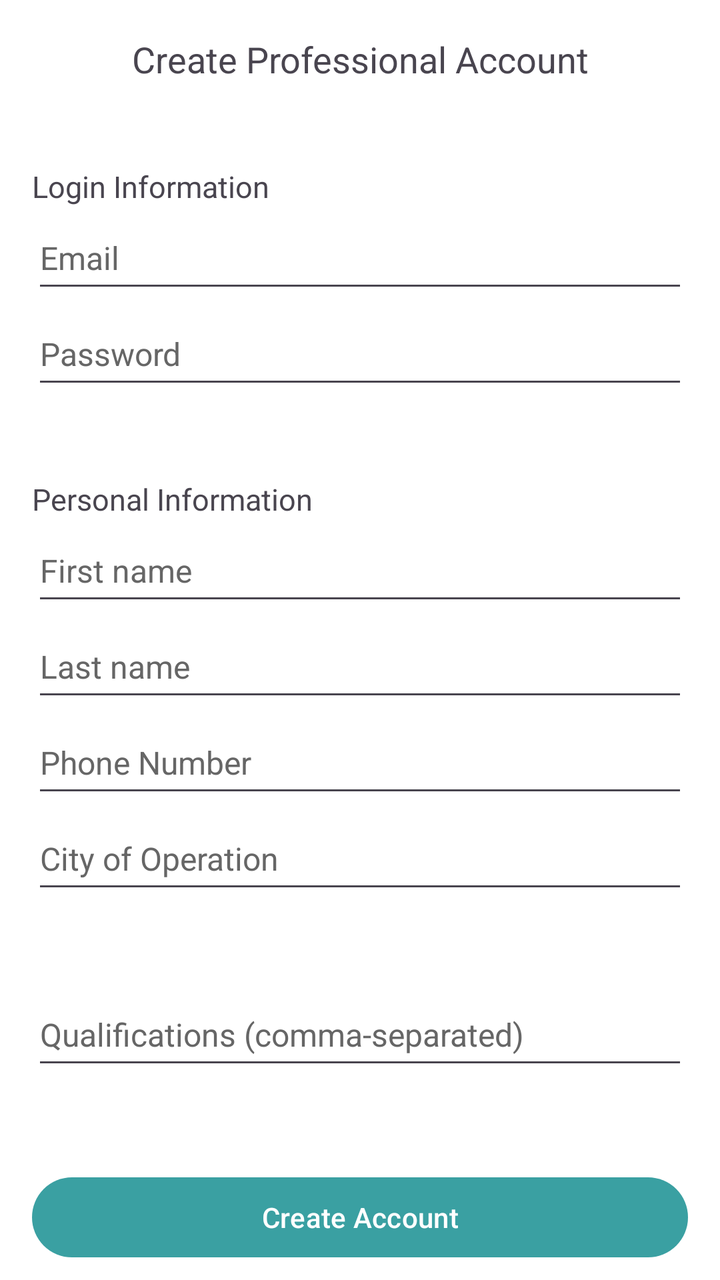
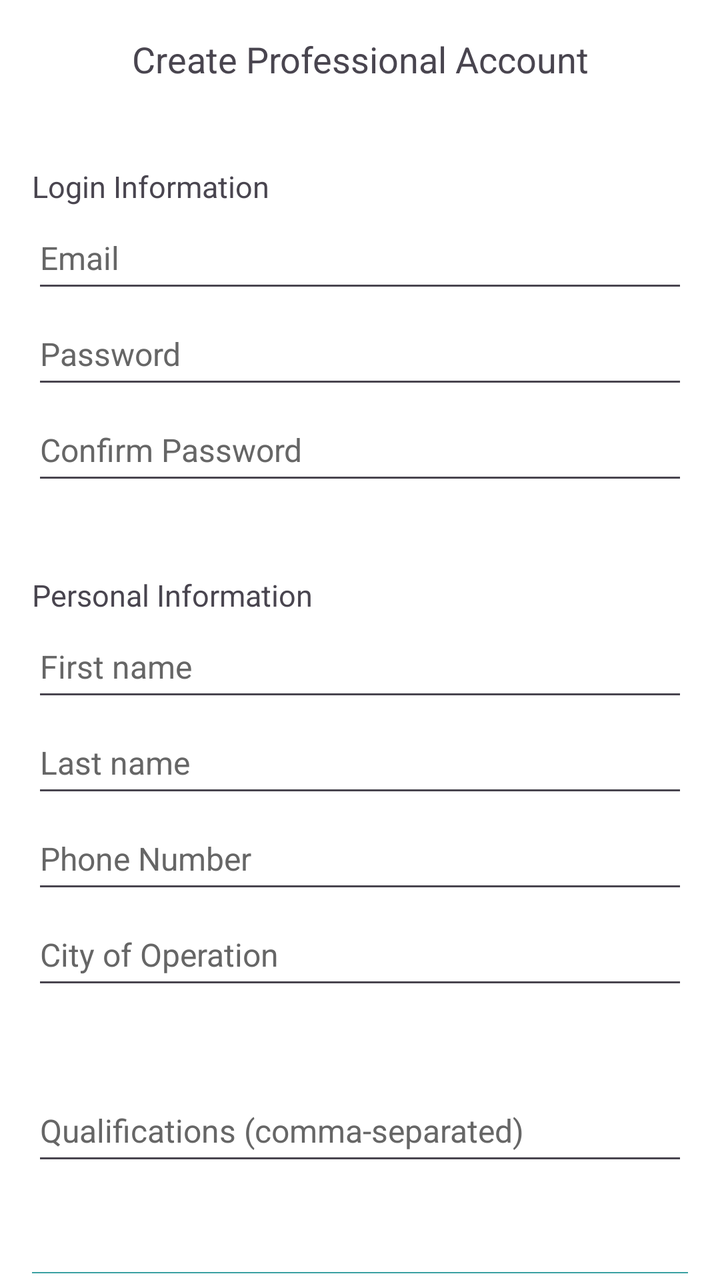

An Android layout rendered at two revisions. The XML below is the earlier revision; the diff shows what the commit changed to produce the second picture.
<!-- AndroidManifest.xml: application theme Theme.Sample_project -->
<!-- res/layout/create_profile_pro.xml -->
<?xml version="1.0" encoding="utf-8"?>
<androidx.constraintlayout.widget.ConstraintLayout xmlns:android="http://schemas.android.com/apk/res/android"
    xmlns:app="http://schemas.android.com/apk/res-auto"
    xmlns:tools="http://schemas.android.com/tools"
    android:layout_width="match_parent"
    android:layout_height="match_parent">

    <LinearLayout
        android:id="@+id/rootLayout"
        android:layout_width="match_parent"
        android:layout_height="match_parent"
        android:orientation="vertical"
        android:paddingLeft="16dp"
        android:paddingRight="16dp">

        <TextView
            android:id="@+id/textView"
            android:layout_width="match_parent"
            android:layout_height="27dp"
            android:layout_marginTop="16dp"
            android:gravity="center"
            android:text="Create Professional Account"
            android:textSize="18sp" />

        <TextView
            android:id="@+id/textView2"
            android:layout_width="match_parent"
            android:layout_height="wrap_content"
            android:layout_marginTop="40dp"
            android:gravity="left"
            android:text="Login Information"
            android:textSize="15sp" />

        <EditText
            android:id="@+id/emailInput"
            android:layout_width="match_parent"
            android:layout_height="wrap_content"
            android:layout_marginTop="0dp"
            android:hint="@string/user_email"
            android:importantForAutofill="no"
            android:inputType="textEmailAddress"
            android:maxWidth="320dp"
            android:minHeight="48dp"
            android:textColorHint="#666666"
            android:textSize="16sp" />

        <EditText
            android:id="@+id/passwordInput"
            android:layout_width="match_parent"
            android:layout_height="wrap_content"
            android:hint="@string/user_password"
            android:importantForAutofill="no"
            android:inputType="textPassword"
            android:maxWidth="320dp"
            android:minHeight="48dp"
            android:textColorHint="#666666"
            android:textSize="16sp" />

        <TextView
            android:id="@+id/textView3"
            android:layout_width="match_parent"
            android:layout_height="wrap_content"
            android:layout_marginTop="40dp"
            android:gravity="left"
            android:text="Personal Information"
            android:textSize="15sp" />

        <EditText
            android:id="@+id/firstNameInput"
            android:layout_width="match_parent"
            android:layout_height="wrap_content"
            android:layout_marginTop="0dp"
            android:hint="@string/user_first_name"
            android:importantForAutofill="no"
            android:inputType="textPersonName"
            android:maxWidth="320dp"
            android:minHeight="48dp"
            android:textColorHint="#666666"
            android:textSize="16sp" />

        <EditText
            android:id="@+id/lastNameInput"
            android:layout_width="match_parent"
            android:layout_height="wrap_content"
            android:hint="@string/user_last_name"
            android:importantForAutofill="no"
            android:inputType="textPersonName"
            android:maxWidth="320dp"
            android:minHeight="48dp"
            android:textColorHint="#666666"
            android:textSize="16sp" />

        <EditText
            android:id="@+id/phoneInput"
            android:layout_width="match_parent"
            android:layout_height="wrap_content"
            android:hint="@string/user_phone_number"
            android:importantForAutofill="no"
            android:inputType="phone"
            android:maxWidth="320dp"
            android:minHeight="48dp"
            android:textColorHint="#666666"
            android:textSize="16sp" />

        <EditText
            android:id="@+id/cityInput"
            android:layout_width="match_parent"
            android:layout_height="wrap_content"
            android:hint="@string/user_city"
            android:importantForAutofill="no"
            android:inputType="text"
            android:maxWidth="320dp"
            android:minHeight="48dp"
            android:textColorHint="#666666"
            android:textSize="16sp" />

        <EditText
            android:id="@+id/qualificationsInput"
            android:layout_width="match_parent"
            android:layout_height="wrap_content"
            android:layout_marginTop="40dp"
            android:hint="@string/user_qualifications"
            android:importantForAutofill="no"
            android:inputType="text"
            android:maxWidth="320dp"
            android:minHeight="48dp"
            android:textColorHint="#666666"
            android:textSize="16sp" />

        <Button
            android:id="@+id/addProUserButton"
            android:layout_width="match_parent"
            android:layout_height="wrap_content"
            android:layout_marginTop="45dp"
            android:maxWidth="320dp"
            android:text="@string/button_add_user"
            android:textColorLink="@color/main_pro_color"
            android:textSize="14sp"
            app:backgroundTint="@color/main_pro_color" />

    </LinearLayout>


</androidx.constraintlayout.widget.ConstraintLayout>
<!-- resources referenced by this layout -->
<resources>
  <color name="main_pro_color">#3AA0A2</color>
  <string name="button_add_user">Create Account</string>
  <string name="user_city">City of Operation</string>
  <string name="user_email">Email</string>
  <string name="user_first_name">First name</string>
  <string name="user_last_name">Last name</string>
  <string name="user_password">Password</string>
  <string name="user_phone_number">Phone Number</string>
  <string name="user_qualifications">Qualifications (comma-separated)</string>
  <style name="Theme.Sample_project" parent="Base.Theme.Sample_project" />
  <style name="Base.Theme.Sample_project" parent="Theme.Material3.DayNight.NoActionBar">
          
          
          <item name="android:windowBackground">@color/cardview_light_background</item>
      </style>
</resources>

<!-- the commit's change to res/layout/create_profile_pro.xml (unified diff, before → after) -->
@@ -49,6 +49,18 @@
             android:layout_width="match_parent"
             android:layout_height="wrap_content"
             android:hint="@string/user_password"
+            android:importantForAutofill="no"
+            android:inputType="textPassword"
+            android:maxWidth="320dp"
+            android:minHeight="48dp"
+            android:textColorHint="#666666"
+            android:textSize="16sp" />
+
+        <EditText
+            android:id="@+id/confirmPassword"
+            android:layout_width="match_parent"
+            android:layout_height="wrap_content"
+            android:hint="@string/confirm_password"
             android:importantForAutofill="no"
             android:inputType="textPassword"
             android:maxWidth="320dp"
<!-- resource entries referenced after the edit -->
@@ -2,6 +2,7 @@
 <resources>
   <color name="main_pro_color">#3AA0A2</color>
   <string name="button_add_user">Create Account</string>
+  <string name="confirm_password">Confirm Password</string>
   <string name="user_city">City of Operation</string>
   <string name="user_email">Email</string>
   <string name="user_first_name">First name</string>
